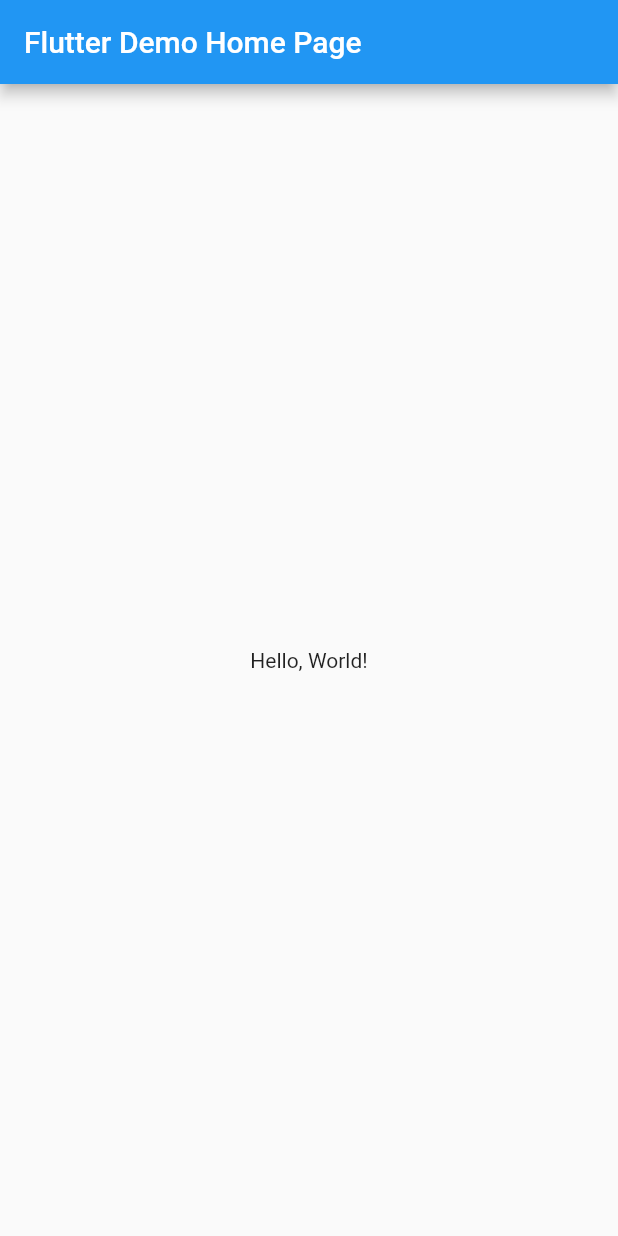
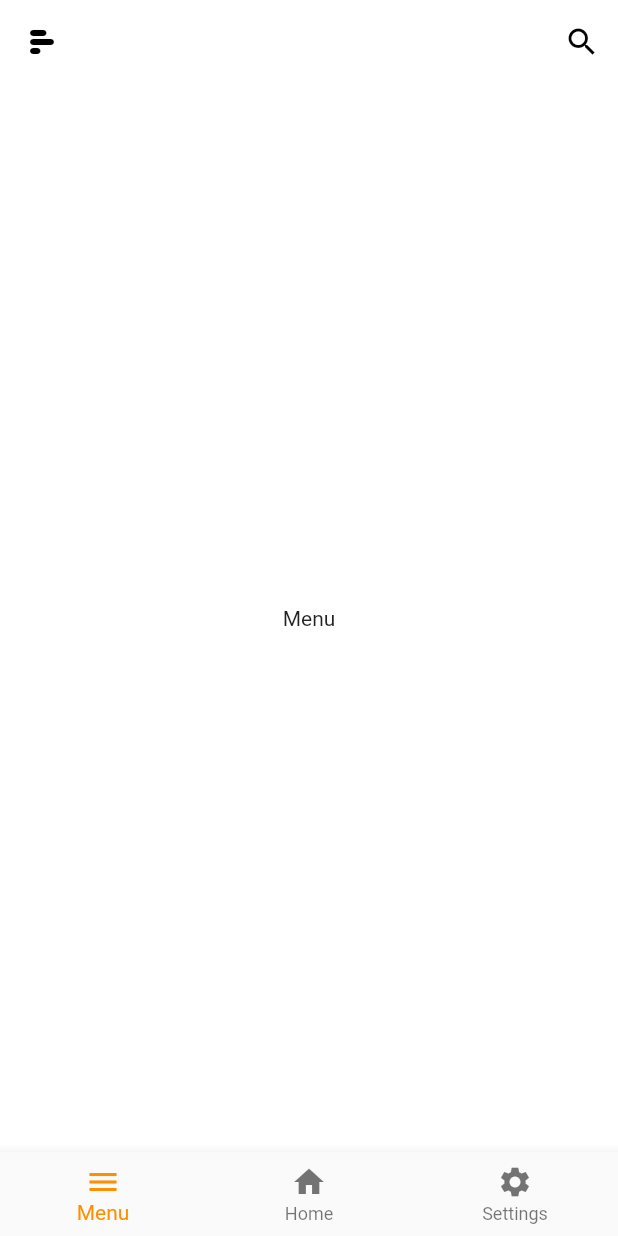
Before and after one commit to sroy4899/mclifestyleapp_first, a Flutter app: the screen it shows after launch, on a phone screen of 412 x 824 dp. Run offline on Flutter 3.47's test engine with Material 2 defaults, Android fonts, the phone set to English and light mode, and no system bars.

Commit message:
yeet first

```diff
--- /dev/null
+++ b/lib/bottom_tabs.dart
@@ -0,0 +1,32 @@
+import 'package:flutter/material.dart';
+import 'package:flutter/widgets.dart';
+import 'home.dart';
+import 'menu.dart';
+import 'settings.dart';
+
+class TabNavigationItem {
+  final Widget page;
+  final Widget title;
+  final Icon icon;
+
+  TabNavigationItem(
+      {required this.page, required this.title, required this.icon});
+
+  static List<TabNavigationItem> get items => [
+        TabNavigationItem(
+          page: Menu(),
+          icon: Icon(Icons.menu),
+          title: Text("Menu"),
+        ),
+        TabNavigationItem(
+          page: Home(),
+          icon: Icon(Icons.home),
+          title: Text("Home"),
+        ),
+        TabNavigationItem(
+          page: Settings(),
+          icon: Icon(Icons.settings),
+          title: Text("Settings"),
+        ),
+      ];
+}
--- a/lib/main.dart
+++ b/lib/main.dart
@@ -1,42 +1,19 @@
 import 'package:flutter/material.dart';
+import 'tabspage.dart';
 
-void main() => runApp(MyApp());
+void main() {
+  runApp(MyApp());
+}
 
 class MyApp extends StatelessWidget {
-  const MyApp({super.key});
   // This widget is the root of your application.
   @override
   Widget build(BuildContext context) {
     return MaterialApp(
-      // Application name
-      title: 'Flutter Hello World',
-      // Application theme data, you can set the colors for the application as
-      // you want
       theme: ThemeData(
-        primarySwatch: Colors.blue,
-      ),
-      // A widget which will be started on application startup
-      home: MyHomePage(title: 'Flutter Demo Home Page'),
+          scaffoldBackgroundColor: Colors.white, primaryColor: Colors.white),
+      home: TabsPage(selectedIndex: 0),
+      debugShowCheckedModeBanner: false,
     );
   }
 }
-
-class MyHomePage extends StatelessWidget {
-  final String title;
-  const MyHomePage({super.key, required this.title});
-
-  @override
-  Widget build(BuildContext context) {
-    return Scaffold(
-      appBar: AppBar(
-        // The title text which will be shown on the action bar
-        title: Text(title),
-      ),
-      body: Center(
-        child: Text(
-          'Hello, World!',
-        ),
-      ),
-    );
-  }
-}
--- /dev/null
+++ b/lib/menu.dart
@@ -0,0 +1,45 @@
+import 'package:flutter/material.dart';
+import 'side_menu.dart';
+
+class Menu extends StatefulWidget {
+  @override
+  _MenuState createState() => _MenuState();
+}
+
+class _MenuState extends State<Menu> {
+  @override
+  Widget build(BuildContext context) {
+    return Scaffold(
+      drawer: SideMenu(),
+      appBar: AppBar(
+        leading: Builder(
+          builder: (BuildContext context) {
+            return RotatedBox(
+              quarterTurns: 1,
+              child: IconButton(
+                icon: Icon(
+                  Icons.bar_chart_rounded,
+                  color: Colors.black,
+                ),
+                onPressed: () => Scaffold.of(context).openDrawer(),
+              ),
+            );
+          },
+        ),
+        backgroundColor: Colors.white,
+        elevation: 0.0,
+        actions: [
+          IconButton(
+              color: Colors.black,
+              icon: Icon(Icons.search),
+              onPressed: () {
+                Navigator.pushNamed(context, '/search');
+              }),
+        ],
+      ),
+      body: Center(
+        child: Text('Menu'),
+      ),
+    );
+  }
+}
--- /dev/null
+++ b/lib/tabspage.dart
@@ -0,0 +1,62 @@
+import 'package:flutter/material.dart';
+import 'bottom_tabs.dart';
+
+class TabsPage extends StatefulWidget {
+  int selectedIndex = 0;
+
+  TabsPage({this.selectedIndex = 0});
+
+  @override
+  _TabsPageState createState() => _TabsPageState();
+}
+
+class _TabsPageState extends State<TabsPage> {
+  int _selectedIndex = 0;
+
+  void _onItemTapped(int index) {
+    setState(() {
+      widget.selectedIndex = index;
+      _selectedIndex = widget.selectedIndex;
+      print(_selectedIndex);
+    });
+  }
+
+  @override
+  void initState() {
+    _onItemTapped(widget.selectedIndex);
+    super.initState();
+  }
+
+  @override
+  Widget build(BuildContext context) {
+    return Scaffold(
+      body: Scaffold(
+        body: IndexedStack(
+          index: widget.selectedIndex,
+          children: [
+            for (final tabItem in TabNavigationItem.items) tabItem.page,
+          ],
+        ),
+      ),
+      bottomNavigationBar: BottomNavigationBar(
+        items: const <BottomNavigationBarItem>[
+          BottomNavigationBarItem(
+            icon: Icon(Icons.menu),
+            label: 'Menu',
+          ),
+          BottomNavigationBarItem(
+            icon: Icon(Icons.home),
+            label: 'Home',
+          ),
+          BottomNavigationBarItem(
+            icon: Icon(Icons.settings),
+            label: 'Settings',
+          ),
+        ],
+        currentIndex: _selectedIndex,
+        selectedItemColor: Colors.amber[800],
+        onTap: _onItemTapped,
+      ),
+    );
+  }
+}
```
Also changed, not shown: lib/home.dart (added, +45 -0 lines), lib/settings.dart (added, +45 -0 lines), lib/side_menu.dart (added, +88 -0 lines).
